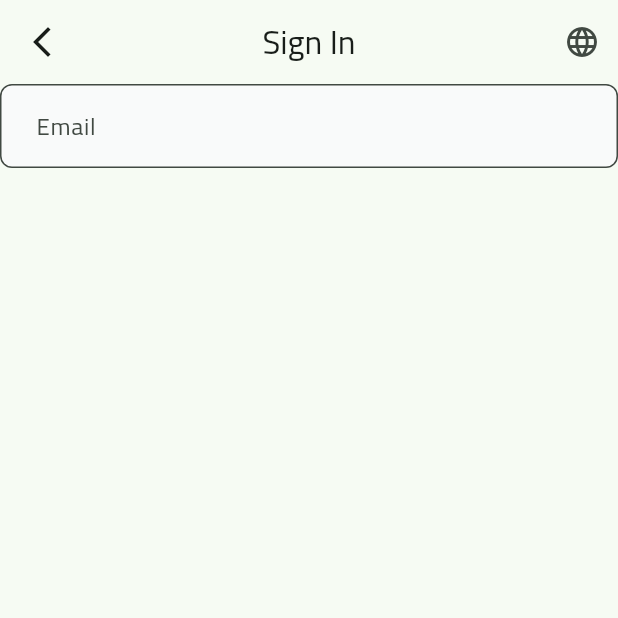
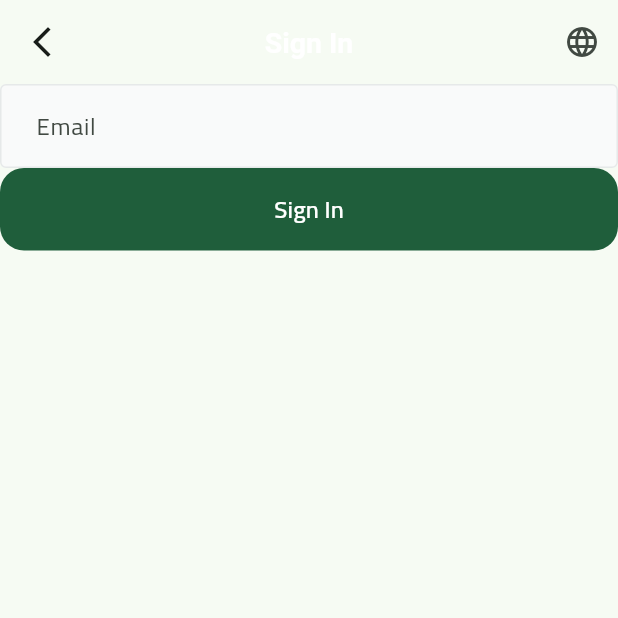
Before and after one commit to aboda97/souq_e_commerce, a Flutter app: the LoginView screen opened by its route, after a tap on the "language" icon, on a phone screen of 412 x 824 dp, the top half of it. Run offline on Flutter 3.47's test engine with Material 3 defaults, Android fonts, the phone set to English and light mode, and no system bars; our stand-ins replace dots_indicator, flutter_bloc, flutter_svg, get_it, shared_preferences; accounts and stored records are empty.

Commit message:
refactor code to make it more flexibilty to reuse

```diff
--- a/lib/constants.dart
+++ b/lib/constants.dart
@@ -1,5 +1,7 @@
 const kHorizintalPadding = 16.0;
-const kTopPaddding = 16.0;
+const kVerticalPaddding = 16.0;
+const kRadiusBtn = 16.0;
+const kRadiusTxtFormField = 4.0;
 const kIsOnBoardingViewSeen = 'isOnBoardingViewSeen';
 const kArabicLang = 'ar';
 const kEnglishLang = 'en';
--- /dev/null
+++ b/lib/core/components/app_theme.dart
@@ -0,0 +1,16 @@
+import 'package:flutter/material.dart';
+import 'package:souq_app/core/utils/app_colors.dart';
+import 'package:souq_app/core/utils/app_styles.dart';
+
+ThemeData appTheme() {
+  return ThemeData(
+    fontFamily: 'Cairo',
+    colorScheme: ColorScheme.fromSeed(seedColor: AppColors.primaryColor),
+    appBarTheme: AppBarTheme(
+      backgroundColor: Colors.transparent,
+      elevation: 0,
+      titleTextStyle: TextStyles.bold19,
+      centerTitle: true,
+    ),
+  );
+}
--- /dev/null
+++ b/lib/core/components/build_outer_border.dart
@@ -0,0 +1,20 @@
+import 'package:flutter/material.dart';
+import 'package:souq_app/constants.dart';
+import 'package:souq_app/core/utils/app_colors.dart';
+
+OutlineInputBorder buildOuterBorder() {
+  return OutlineInputBorder(
+    borderRadius: BorderRadius.circular(4),
+    borderSide: BorderSide(
+      width: 1,
+      color: AppColors.outLineBorderTxtFormField,
+    ),
+  );
+}
+
+OutlineInputBorder buildErrorOuterBorder() {
+  return OutlineInputBorder(
+    borderRadius: BorderRadius.circular(kRadiusTxtFormField),
+    borderSide: BorderSide(width: 1, color: Colors.red),
+  );
+}
--- a/lib/core/components/custom_btn.dart
+++ b/lib/core/components/custom_btn.dart
@@ -1,4 +1,5 @@
 import 'package:flutter/material.dart';
+import 'package:souq_app/constants.dart';
 import 'package:souq_app/core/utils/app_colors.dart';
 import 'package:souq_app/core/utils/app_styles.dart';
 
@@ -27,3 +28,40 @@ class CustomButton extends StatelessWidget {
     );
   }
 }
+
+class CustomBtnApp extends StatelessWidget {
+  final String text;
+  final VoidCallback onPressed;
+  final Color? backgroundColor;
+  final Color textColor;
+  final double borderRadius;
+  final double? elevation;
+  final IconData? icon;
+  const CustomBtnApp({
+    super.key,
+    required this.text,
+    required this.onPressed,
+    this.backgroundColor,
+    required this.textColor,
+    required this.borderRadius,
+    required this.elevation,
+    this.icon,
+  });
+
+  @override
+  Widget build(BuildContext context) {
+    return ElevatedButton(
+      style: ElevatedButton.styleFrom(
+        padding: EdgeInsets.symmetric(vertical: kVerticalPaddding),
+        backgroundColor: backgroundColor ?? AppColors.primaryColor,
+        foregroundColor: textColor,
+        elevation: elevation,
+        shape: RoundedRectangleBorder(
+          borderRadius: BorderRadius.circular(borderRadius),
+        ),
+      ),
+      onPressed: onPressed,
+      child: Text(text, style: TextStyles.semiBold16),
+    );
+  }
+}
--- a/lib/core/components/custom_text_form_field.dart
+++ b/lib/core/components/custom_text_form_field.dart
@@ -1,4 +1,5 @@
 import 'package:flutter/material.dart';
+import 'package:souq_app/core/components/build_outer_border.dart';
 
 class CustomTextFormField extends StatelessWidget {
   final TextEditingController? controller;
@@ -47,7 +48,10 @@ class CustomTextFormField extends StatelessWidget {
             suffixIcon != null
                 ? GestureDetector(onTap: onSuffixTap, child: Icon(suffixIcon))
                 : null,
-        border: OutlineInputBorder(borderRadius: BorderRadius.circular(8.0)),
+        border: buildOuterBorder(),
+        enabledBorder: buildOuterBorder(),
+        focusedBorder: buildOuterBorder(),
+        errorBorder: buildErrorOuterBorder(),
 
         contentPadding: EdgeInsets.symmetric(horizontal: 20.0, vertical: 16.0),
       ),
--- a/lib/core/components/toggle_language.dart
+++ b/lib/core/components/toggle_language.dart
@@ -1,6 +1,6 @@
 import 'package:flutter/material.dart';
-import 'package:flutter_bloc/flutter_bloc.dart';
 import 'package:souq_app/core/localization/language_cubit.dart';
+import 'package:souq_app/core/services/service_locator.dart';
 
 class ToggleLanguage extends StatelessWidget {
   const ToggleLanguage({super.key});
@@ -9,7 +9,8 @@ class ToggleLanguage extends StatelessWidget {
   Widget build(BuildContext context) {
     return IconButton(
       onPressed: () {
-        BlocProvider.of<LanguageCubit>(context).toggleLanguage();
+        //  BlocProvider.of<LanguageCubit>(context).toggleLanguage();
+        serviceLocator<LanguageCubit>().toggleLanguage();
       },
       icon: Icon(Icons.language),
     );
--- a/lib/core/utils/app_colors.dart
+++ b/lib/core/utils/app_colors.dart
@@ -5,4 +5,6 @@ abstract class AppColors {
   static const Color lightPrimaryColor = Color(0xFF2D9F5D);
   static const Color secondaryColor = Color(0xFFF4A91F);
   static const Color lightSecondaryColor = Color(0xFFF8C76D);
+  static const Color whiteColor = Color(0xFFFFFFFF);
+  static const Color outLineBorderTxtFormField = Color(0xFFE6E9E9);
 }
--- a/lib/features/authentication_feature/presentation/widgets/login_view_body.dart
+++ b/lib/features/authentication_feature/presentation/widgets/login_view_body.dart
@@ -1,5 +1,8 @@
 import 'package:flutter/material.dart';
+import 'package:souq_app/constants.dart';
+import 'package:souq_app/core/components/custom_btn.dart';
 import 'package:souq_app/core/components/custom_text_form_field.dart';
+import 'package:souq_app/core/utils/app_colors.dart';
 import 'package:souq_app/generated/l10n.dart';
 
 class LoginViewBody extends StatelessWidget {
@@ -7,7 +10,9 @@ class LoginViewBody extends StatelessWidget {
 
   @override
   Widget build(BuildContext context) {
-    return CustomTextFormField(
+    return Column(
+      children: [
+        CustomTextFormField(
           hintText: S.of(context).userEmail,
           keyboardType: TextInputType.emailAddress,
           validator: (value) {
@@ -16,6 +21,18 @@ class LoginViewBody extends StatelessWidget {
             }
             return null;
           },
+        ),
+        SizedBox(
+          width: MediaQuery.of(context).size.width,
+          child: CustomBtnApp(
+            text: S.of(context).signIn,
+            onPressed: () {},
+            textColor: AppColors.whiteColor,
+            borderRadius: kRadiusBtn,
+            elevation: 0,
+          ),
+        ),
+      ],
     );
   }
 }
--- a/lib/features/on_boarding_feature/presentation/widgets/on_boarding_view_body.dart
+++ b/lib/features/on_boarding_feature/presentation/widgets/on_boarding_view_body.dart
@@ -60,9 +60,10 @@ class _OnBoardingViewBodyState extends State<OnBoardingViewBody> {
           maintainSize: true,
           maintainAnimation: true,
           maintainState: true,
-          child: Padding(
-            padding: const EdgeInsets.symmetric(horizontal: 16.0),
-            child: CustomButton(
+          child: SizedBox(
+            width: MediaQuery.of(context).size.width * .95,
+            child: CustomBtnApp(
+              text: S.of(context).startNow,
               onPressed: () {
                 SharedPreferencesService.setBool(kIsOnBoardingViewSeen, true);
                 executionPushReplacmentNamedNavigator(
@@ -71,7 +72,9 @@ class _OnBoardingViewBodyState extends State<OnBoardingViewBody> {
                   2,
                 );
               },
-              text: S.of(context).startNow,
+              textColor: AppColors.whiteColor,
+              borderRadius: kRadiusBtn,
+              elevation: 0,
             ),
           ),
         ),
--- a/lib/l10n/intl_ar.arb
+++ b/lib/l10n/intl_ar.arb
@@ -12,7 +12,7 @@
     "signIn": "تسجيل دخول",
     "signUp": "حساب جديد",
     "userEmail": "البريد الإلكتروني",
-    "fieldRequired":"هذا الحقل مطلوب",
+    "fieldRequired": "هذا الحقل مطلوب",
     "userPassword": "كلمة المرور",
     "newUserPassword": "كلمة مرور جديدة",
     "makeNewPassword": "قم بإنشاء كلمة مرور جديدة لتسجيل الدخول",
--- a/lib/l10n/intl_en.arb
+++ b/lib/l10n/intl_en.arb
@@ -12,7 +12,7 @@
     "signIn": "Sign In",
     "signUp": "Sign Up",
     "userEmail": "Email",
-    "fieldRequired":"This Field is Required",
+    "fieldRequired": "This Field is Required",
     "userPassword": "Password",
     "newUserPassword": "New Password",
     "makeNewPassword": "Create a new password to log in",
--- a/lib/main.dart
+++ b/lib/main.dart
@@ -1,12 +1,12 @@
 import 'package:flutter/material.dart';
 import 'package:flutter_bloc/flutter_bloc.dart';
 import 'package:flutter_localizations/flutter_localizations.dart';
+import 'package:souq_app/core/components/app_theme.dart';
 import 'package:souq_app/core/helper_functions/on_generate_route_func.dart';
 import 'package:souq_app/core/localization/language_cubit.dart';
 import 'package:souq_app/core/localization/language_state.dart';
 import 'package:souq_app/core/services/service_locator.dart';
 import 'package:souq_app/core/services/shared_preferences.dart';
-import 'package:souq_app/core/utils/app_colors.dart';
 import 'package:souq_app/features/splash_feature/presentation/views/splash_view.dart';
 import 'package:souq_app/generated/l10n.dart';
 
@@ -27,12 +27,7 @@ class SouqApp extends StatelessWidget {
       child: BlocBuilder<LanguageCubit, LanguageState>(
         builder: (context, state) {
           return MaterialApp(
-            theme: ThemeData(
-              fontFamily: 'Cairo',
-              colorScheme: ColorScheme.fromSeed(
-                seedColor: AppColors.primaryColor,
-              ),
-            ),
+            theme: appTheme(),
             locale: state.locale, //Locale('en'),
             debugShowCheckedModeBanner: false,
             localizationsDelegates: const [
```
Also changed, not shown: lib/generated/intl/messages_ar.dart, lib/generated/intl/messages_en.dart, lib/generated/l10n.dart. Lines whose indentation alone changed are shown as unchanged.
